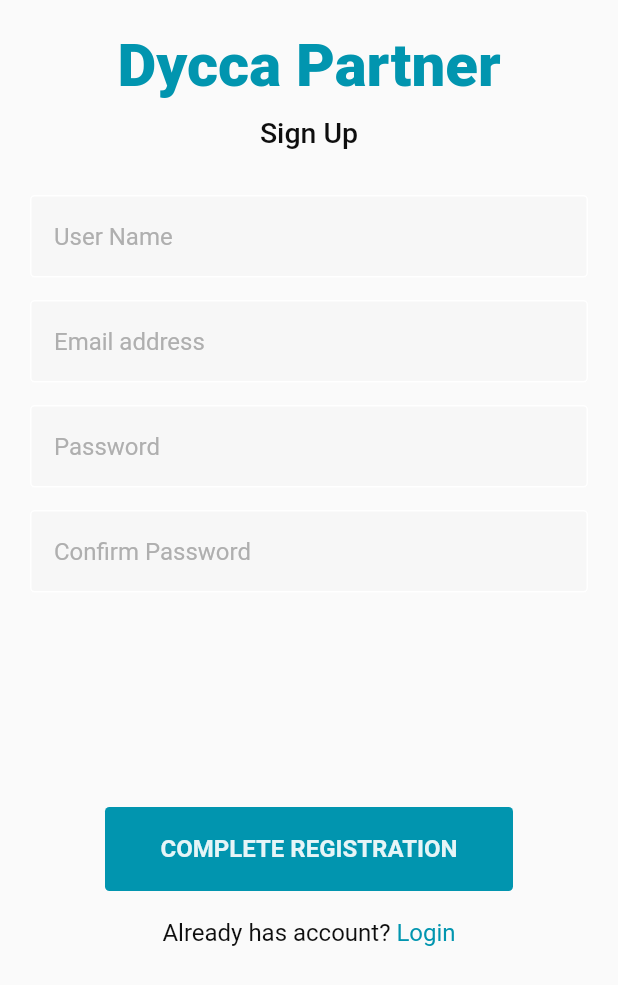
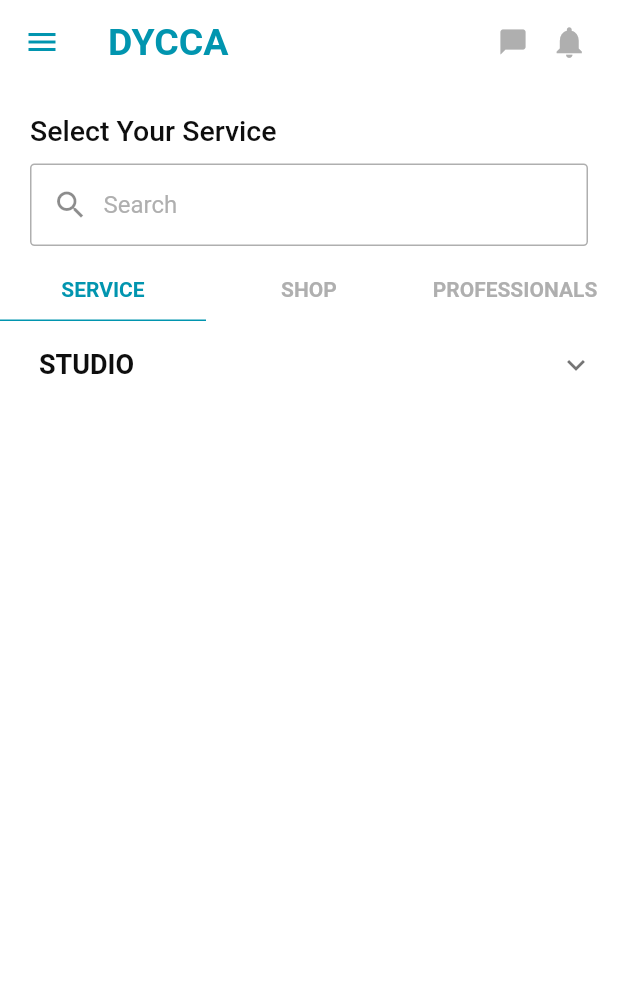
Before and after one commit to vicktrydycca/dycca_partner, a Flutter app: the SignUpScreen screen opened by its route, after a tap on "COMPLETE REGISTRATION", on a phone screen of 412 x 824 dp. Shown: the top 985 px of the screen. Run offline on Flutter 3.47's test engine with Material 2 defaults, Android fonts, the phone set to English and light mode, and no system bars; our stand-ins replace google_fonts, otp_text_field; Roboto replaces fonts that are missing (Acme).

Commit message:
dashboard added

```diff
--- /dev/null
+++ b/lib/custom_widget/appbar_widget.dart
@@ -0,0 +1,23 @@
+import 'package:dycca_partner/utils/constants.dart';
+import 'package:flutter/material.dart';
+
+class DashboardAppbarWidget {
+  static AppBar getAppBar() {
+    return AppBar(
+      backgroundColor: Colors.white,
+      iconTheme: IconThemeData(color: primaryColor),
+      elevation: 0,
+      title: headline,
+      actions: const [
+         Icon(Icons.messenger_outlined,color: neutral4Color,size: 20,),
+         SizedBox(
+          width: 15,
+        ),
+         Padding(
+          padding: EdgeInsets.only(right: 20.0),
+          child: Icon(Icons.notifications,color: neutral4Color,size: 25,)
+        ),
+      ],
+    );
+  }
+}
--- /dev/null
+++ b/lib/custom_widget/bottom_navigation_widget.dart
@@ -0,0 +1,50 @@
+import 'package:dycca_partner/utils/constants.dart';
+import 'package:flutter/material.dart';
+
+class BottomNavigationWidget extends StatefulWidget {
+  const BottomNavigationWidget({Key? key}) : super(key: key);
+
+  @override
+  State<BottomNavigationWidget> createState() => _BottomNavigationWidgetState();
+}
+
+class _BottomNavigationWidgetState extends State<BottomNavigationWidget> {
+  int _selectedIndex = 0;
+  void _onItemTapped(int index) {
+    setState(() {
+      _selectedIndex = index;
+    });
+  }
+  @override
+  Widget build(BuildContext context) {
+    return BottomNavigationBar(
+      items: const <BottomNavigationBarItem>[
+        BottomNavigationBarItem(
+          icon: Icon(Icons.home),
+          label: 'Home',
+        ),
+        BottomNavigationBarItem(
+          icon: Icon(Icons.flag,size: 40,),
+          label: 'Create',
+        ),
+        BottomNavigationBarItem(
+          icon: Icon(Icons.home),
+          label: 'Feed',
+        ),
+        BottomNavigationBarItem(
+          icon: Icon(Icons.home),
+          label: 'Solution',
+        ),
+
+      ],
+      currentIndex: _selectedIndex,
+      // elevation: 5,
+      iconSize: 30,
+      backgroundColor: whiteColour,
+      selectedItemColor: primaryColor,
+      unselectedItemColor: neutral5Color,
+      onTap: _onItemTapped,
+
+    );
+  }
+}
--- /dev/null
+++ b/lib/custom_widget/drawer_widget.dart
@@ -0,0 +1,18 @@
+import 'package:dycca_partner/utils/constants.dart';
+import 'package:flutter/material.dart';
+
+class DrawerWidget extends StatefulWidget {
+  const DrawerWidget({Key? key}) : super(key: key);
+
+  @override
+  State<DrawerWidget> createState() => _DrawerWidgetState();
+}
+
+class _DrawerWidgetState extends State<DrawerWidget> {
+  @override
+  Widget build(BuildContext context) {
+    return const Drawer(
+      backgroundColor: primaryColor,
+    );
+  }
+}
--- /dev/null
+++ b/lib/custom_widget/tabbar_widget.dart
@@ -0,0 +1,63 @@
+// ignore_for_file: must_be_immutable
+
+import 'package:dycca_partner/utils/constants.dart';
+import 'package:flutter/material.dart';
+
+
+class TabbarWidget extends StatelessWidget {
+  List<String> tabs;
+  String activeTab;
+  Function setActiveTab;
+  TabbarWidget({Key? key,required this.activeTab,required this.setActiveTab,required this.tabs}) : super(key: key);
+
+  @override
+  Widget build(BuildContext context) {
+    getTabs() {
+      List<Widget> response = [];
+
+      for (var i = 0; i < tabs.length; i++) {
+        response.add(GestureDetector(
+          onTap: () {
+            setActiveTab(tabs[i]);
+          },
+          child: Container(
+            decoration: BoxDecoration(
+              border: Border(
+                bottom: BorderSide(
+                    color:
+                    activeTab == tabs[i] ? primaryColor : Colors.white),
+              ),
+            ),
+            width: tabs.length == 2
+                ? MediaQuery.of(context).size.width / 2
+                : MediaQuery.of(context).size.width / 3,
+            child: Center(
+              child: Padding(
+                padding: const EdgeInsets.only(top: 8, bottom: 8.0),
+                child: Text(
+                  tabs[i],
+                  style: fontStyle(
+                    activeTab == tabs[i] ? primaryColor : neutral4Color,
+                    FontWeight.w700,
+                    14,
+                  ),
+                  maxLines: 1,
+                  overflow: TextOverflow.ellipsis,
+                ),
+              ),
+            ),
+          ),
+        ));
+      }
+
+      return response;
+    }
+    return SizedBox(
+      height: 40,
+      child: ListView(
+        scrollDirection: Axis.horizontal,
+        children: getTabs(),
+      ),
+    );
+  }
+}
--- a/lib/custom_widget/textfield_widget.dart
+++ b/lib/custom_widget/textfield_widget.dart
@@ -57,7 +57,10 @@ class TextfieldWidget extends StatelessWidget {
           style: fontStyle(neutral6Color, FontWeight.w400, 16),
           decoration: InputDecoration(
             counterText: '',
-            prefixIcon: prefixSvgImage ,
+            prefixIcon: Padding(
+              padding: const EdgeInsets.only(top: 8.0,bottom: 8,left: 15,right: 10),
+              child: prefixSvgImage,
+            ) ,
             prefixIconConstraints: const BoxConstraints(
               minHeight: 24,
               minWidth: 24,
@@ -102,3 +105,107 @@ class TextfieldWidget extends StatelessWidget {
     );
   }
 }
+
+class TextSearchWidget extends StatelessWidget {
+  TextEditingController controller;
+  String placeholder;
+  bool isObscure;
+  Widget? suffixSvgImage;
+  // String? suffixSvgImage2;
+  VoidCallback? suffixClick;
+  VoidCallback? suffixClick2;
+  bool isError;
+  String errorMessage;
+  TextInputType keyboardType;
+  Widget? prefixSvgImage;
+  int minLines;
+  int maxLines;
+  Color fillColor;
+  bool isReadonly;
+  int maxLength;
+  List<TextInputFormatter> formatters;
+  TextSearchWidget({Key? key,
+
+    required this.controller,
+    required this.placeholder,
+    this.isObscure = false,
+    this.suffixSvgImage,
+    // this.suffixSvgImage2,
+    this.suffixClick,
+    this.isError = false,
+    this.errorMessage = '',
+    this.keyboardType = TextInputType.text,
+    this.prefixSvgImage,
+    this.minLines = 1,
+    this.maxLines = 1,
+    this.fillColor = neutral3Color,
+    this.isReadonly = false,
+    this.maxLength = 1000,
+    this.formatters = const [],
+  }) : super(key: key);
+
+  @override
+  Widget build(BuildContext context) {
+    return Column(
+      crossAxisAlignment: CrossAxisAlignment.start,
+      children: [
+        TextFormField(
+          inputFormatters: formatters,
+          maxLength: maxLength,
+          readOnly: isReadonly,
+          keyboardType: keyboardType,
+          controller: controller,
+          obscureText: isObscure,
+          minLines: minLines,
+          maxLines: maxLines,
+          style: fontStyle(neutral6Color, FontWeight.w400, 16),
+          decoration: InputDecoration(
+            counterText: '',
+            prefixIcon: Padding(
+              padding: const EdgeInsets.only(top: 8.0,bottom: 8,left: 15,right: 10),
+              child: prefixSvgImage,
+            ) ,
+            prefixIconConstraints: const BoxConstraints(
+              minHeight: 24,
+              minWidth: 24,
+            ),
+            suffixIconConstraints: const BoxConstraints(
+              minHeight: 24,
+              minWidth: 24,
+            ),
+            suffixIcon: suffixSvgImage,
+            fillColor: fillColor,
+            filled: true,
+            hintText: placeholder,
+            hintStyle: inputHintStyle,
+            contentPadding:
+            const EdgeInsets.only(top: 18, bottom: 18, left: 16),
+            enabledBorder: OutlineInputBorder(
+              borderRadius: const BorderRadius.all(
+                Radius.circular(3.0),
+              ),
+              borderSide:
+              BorderSide(color: isError ? semantic1Color : neutral4Color),
+            ),
+            focusedBorder: OutlineInputBorder(
+              borderSide: BorderSide(
+                  color: isError ? semantic1Color : primaryColor, width: 1.0),
+              borderRadius: BorderRadius.circular(16),
+            ),
+          ),
+        ),
+        isError
+            ? const SizedBox(
+          height: 5,
+        )
+            : const SizedBox(),
+        isError
+            ? Text(
+          errorMessage,
+          style: fontStyle(semantic1Color, FontWeight.w400, 14),
+        )
+            : const SizedBox(),
+      ],
+    );
+  }
+}
--- a/lib/screens/auth/sign_up_screen.dart
+++ b/lib/screens/auth/sign_up_screen.dart
@@ -64,7 +64,9 @@ class _SignUpScreenState extends State<SignUpScreen> {
               ButtonWidget(
                   placeholder: "COMPLETE REGISTRATION",
                   disabled: false,
-                  buttonClickCallback: () {}),
+                  buttonClickCallback: () {
+                    Navigator.pushNamed(context, '/dashboardRoute');
+                  }),
               Padding(
                 padding: const EdgeInsets.only(top: 10.0),
                 child: Row(
--- /dev/null
+++ b/lib/screens/dashboard/dashboard_screen.dart
@@ -0,0 +1,79 @@
+import 'package:dycca_partner/custom_widget/appbar_widget.dart';
+import 'package:dycca_partner/custom_widget/tabbar_widget.dart';
+import 'package:dycca_partner/custom_widget/textfield_widget.dart';
+import 'package:dycca_partner/screens/dashboard/tabs/professionals_screen.dart';
+import 'package:dycca_partner/utils/constants.dart';
+import 'package:flutter/material.dart';
+
+class DashboardScreen extends StatefulWidget {
+  const DashboardScreen({Key? key}) : super(key: key);
+
+  @override
+  State<DashboardScreen> createState() => _DashboardScreenState();
+}
+
+class _DashboardScreenState extends State<DashboardScreen> {
+  TextEditingController search = TextEditingController();
+  String activeTab = "SERVICE";
+  setActiveTab(value) {
+    setState(() {
+      activeTab = value;
+    });
+  }
+  Widget getActiveTab() {
+    Widget response = const ProfessionalScreen();
+
+    if (activeTab == "SERVICE") {
+      response = const ProfessionalScreen();
+    } else if (activeTab == "SHOP") {
+      response = const ProfessionalScreen();
+    } else if (activeTab == "PROFESSIONALS") {
+      response = const ProfessionalScreen();
+    }
+
+    return response;
+  }
+  @override
+  Widget build(BuildContext context) {
+    return Scaffold(
+      backgroundColor: whiteColour,
+      drawer: const Drawer(),
+      appBar: DashboardAppbarWidget.getAppBar(),
+      body: Column(
+        mainAxisAlignment: MainAxisAlignment.start,
+        crossAxisAlignment: CrossAxisAlignment.start,
+        children: [
+          Padding(
+            padding: const EdgeInsets.only(top: 20.0, right: 20, left: 20,bottom: 10),
+            child: Text(
+              "Select Your Service",
+              style: fontStyle(neutral6Color, FontWeight.w500, 19),
+            ),
+          ),
+          Padding(
+            padding: const EdgeInsets.symmetric(horizontal: 20.0),
+            child: TextSearchWidget(
+              controller: search,
+              placeholder: "Search",
+              prefixSvgImage: const Icon(Icons.search),
+              fillColor: whiteColour,
+            ),
+          ),
+          const SizedBox(
+            height: 10,
+          ),
+          TabbarWidget(
+            tabs: const [
+              "SERVICE",
+              "SHOP",
+              "PROFESSIONALS",
+            ],
+            activeTab: activeTab,
+            setActiveTab: setActiveTab,
+          ),
+          getActiveTab()
+        ],
+      ),
+    );
+  }
+}
--- /dev/null
+++ b/lib/screens/dashboard/tabs/professionals_screen.dart
@@ -0,0 +1,120 @@
+import 'package:dycca_partner/custom_widget/button_widget.dart';
+import 'package:dycca_partner/custom_widget/textfield_widget.dart';
+import 'package:dycca_partner/utils/constants.dart';
+import 'package:flutter/material.dart';
+
+class ProfessionalScreen extends StatefulWidget {
+  const ProfessionalScreen({Key? key}) : super(key: key);
+
+  @override
+  State<ProfessionalScreen> createState() => _ProfessionalScreenState();
+}
+
+class _ProfessionalScreenState extends State<ProfessionalScreen> {
+  TextEditingController addStudio = TextEditingController();
+  List<String> names = [
+    'Dance Studio',
+    'Music Studio',
+    'Art Studio',
+    'Acting Studio'
+  ];
+  @override
+  Widget build(BuildContext context) {
+    return Column(
+      children: [
+        ExpansionTile(
+          title: Padding(
+            padding: const EdgeInsets.all(10.0),
+            child: Text("STUDIO",
+                style: fontStyle(neutral6Color, FontWeight.w600, 18)),
+          ),
+          children: <Widget>[
+            Container(
+              height: names.length * 80,
+              child: ListView.builder(
+                itemCount: names.length,
+                shrinkWrap: true,
+                physics: const ScrollPhysics(),
+                itemBuilder: (context, index) {
+                  return Padding(
+                    padding: const EdgeInsets.only(top: 8.0),
+                    child: Container(
+                      color: neutral2Color,
+                      child: Padding(
+                        padding: const EdgeInsets.only(left: 10.0, right: 20),
+                        child: Row(
+                          children: [
+                            Image.asset('assets/images/dashboard_image.png',),
+                            Padding(
+                              padding: const EdgeInsets.only(left: 8.0),
+                              child: Text(
+                                names[index],
+                                style:
+                                    fontStyle(neutral6Color, FontWeight.w600, 16),
+                              ),
+                            ),
+                            Spacer(),
+                            Container(
+                              decoration: BoxDecoration(
+                                color: primaryColor.withOpacity(1),
+                                borderRadius: BorderRadius.circular(3.0),
+                              ),
+                              height: 30,
+                              width: 60,
+                              child: Padding(
+                                padding: const EdgeInsets.all(8.0),
+                                child: Center(
+                                  child: Text(
+                                    "Select",
+                                    style: TextStyle(
+                                      color: Colors.white.withOpacity(0.9),
+                                      fontSize: 12,
+                                      fontWeight: FontWeight.w700,
+                                    ),
+                                  ),
+                                ),
+                              ),
+                            ),
+                          ],
+                        ),
+                      ),
+                    ),
+                  );
+                },
+              ),
+            ),
+            Padding(
+              padding: const EdgeInsets.all(20.0),
+              child: TextSearchWidget(
+                controller: addStudio,
+                placeholder: "Other",
+                fillColor: whiteColour,
+                suffixSvgImage: Padding(
+                  padding: const EdgeInsets.only(right: 10.0),
+                  child: Container(
+                    decoration: BoxDecoration(
+                      color: primaryColor.withOpacity(1),
+                      borderRadius: BorderRadius.circular(3.0),
+                    ),
+                    height: 30,
+                    width: 80,
+                    child: Center(
+                      child: Text(
+                        "+ Add Studio",
+                        style: TextStyle(
+                          color: Colors.white.withOpacity(0.9),
+                          fontSize: 12,
+                          fontWeight: FontWeight.w700,
+                        ),
+                      ),
+                    ),
+                  ),
+                ),
+              ),
+            )
+          ],
+        ),
+      ],
+    );
+  }
+}
--- a/lib/utils/constants.dart
+++ b/lib/utils/constants.dart
@@ -1,5 +1,5 @@
 import 'package:flutter/material.dart';
-
+import 'package:google_fonts/google_fonts.dart';
 
 // styles
 fontStyle(Color color, FontWeight fontWeight, double fontSize,
@@ -7,12 +7,13 @@ fontStyle(Color color, FontWeight fontWeight, double fontSize,
   return TextStyle(
       fontSize: fontSize, fontWeight: fontWeight, color: color, height: height);
 }
+
 const inputHintStyle = TextStyle(
     fontSize: 16.0, fontWeight: FontWeight.w400, color: neutral4Color);
 
 //colour
 const primaryColor = Color(0XFF0195AF);
-const whiteColour = Color(0XFF0195AF);
+const whiteColour = Color(0XFFFFFFFF);
 const neutralColor = Color(0XFFAFAFAF);
 const neutral1Color = Color(0XFF1C1C1C);
 const neutral2Color = Color(0XFFF7F7F7);
@@ -31,6 +32,21 @@ const verifyMobileNoRoute = '/verifyMobileNoRoute';
 const otpRoute = '/otpRoute';
 const loginSuccessfulRoute = '/loginSuccessfulRoute';
 const signUpRoute = '/signUpRoute';
+const dashboardRoute = '/dashboardRoute';
 
 //Text
-const projectName = Text("Dycca Partner",style: TextStyle(fontSize: 40,fontWeight: FontWeight.w800,color: primaryColor),);
+const projectName = Text(
+  "Dycca Partner",
+  style:
+      TextStyle(fontSize: 40, fontWeight: FontWeight.w800, color: primaryColor),
+);
+var  headline = Text(
+  "DYCCA",
+  style:GoogleFonts.acme(fontSize: 25, fontWeight: FontWeight.w600, color: primaryColor)
+
+);
+const verifyCheck = CircleAvatar(
+  radius: 10,
+  backgroundColor: primaryColor,
+  child: Icon(Icons.check),
+);
--- a/lib/utils/routes.dart
+++ b/lib/utils/routes.dart
@@ -6,6 +6,7 @@ import 'package:dycca_partner/screens/auth/otp_screen.dart';
 import 'package:dycca_partner/screens/auth/sign_up_screen.dart';
 import 'package:dycca_partner/screens/auth/splash_screen.dart';
 import 'package:dycca_partner/screens/auth/verify_mobile_number_screen.dart';
+import 'package:dycca_partner/screens/dashboard/dashboard_screen.dart';
 
 
 class Routes{
@@ -17,6 +18,7 @@ class Routes{
       '/otpRoute': (context) => const OtpScreen(),
       '/loginSuccessfulRoute': (context) => const LoginSuccessfulScreen(),
       '/signUpRoute': (context) => const SignUpScreen(),
+      '/dashboardRoute': (context) => const DashboardScreen(),
     };
   }
 }
--- a/pubspec.yaml
+++ b/pubspec.yaml
@@ -35,6 +35,7 @@ dependencies:
   # Use with the CupertinoIcons class for iOS style icons.
   cupertino_icons: ^1.0.2
   otp_text_field: ^1.1.3
+  google_fonts: ^3.0.1
   #for using getx
   http:
 dev_dependencies:
```
Also changed, not shown: assets/images/bell.png (added), assets/images/dashboard_image.png (added), pubspec.lock, 2 other files.
